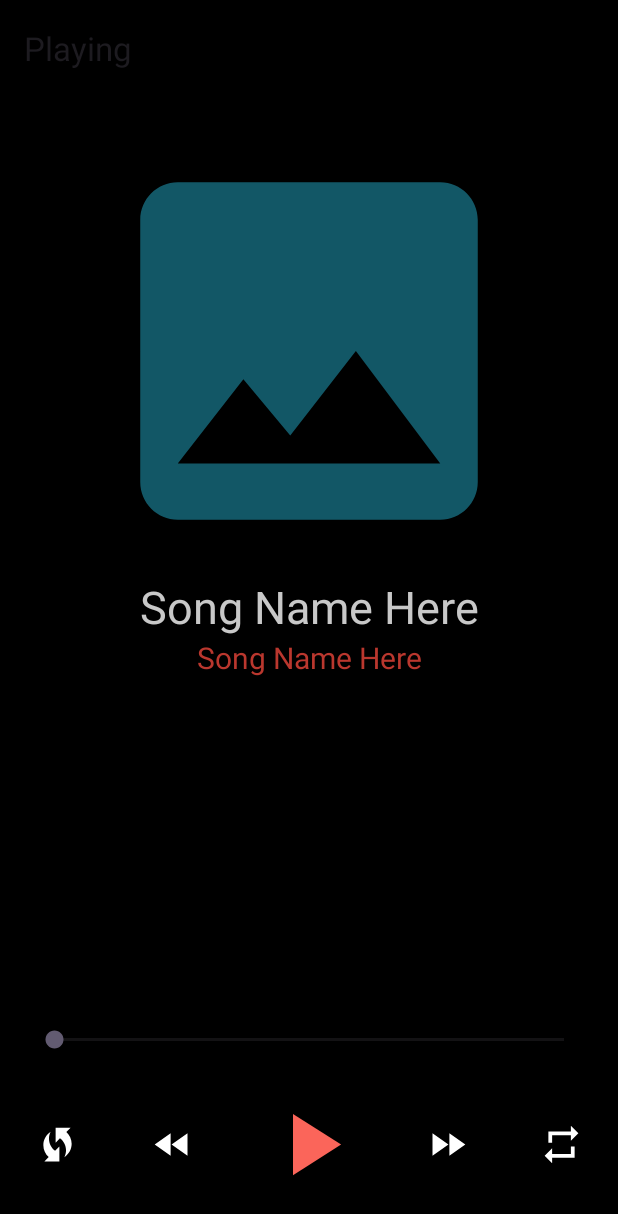
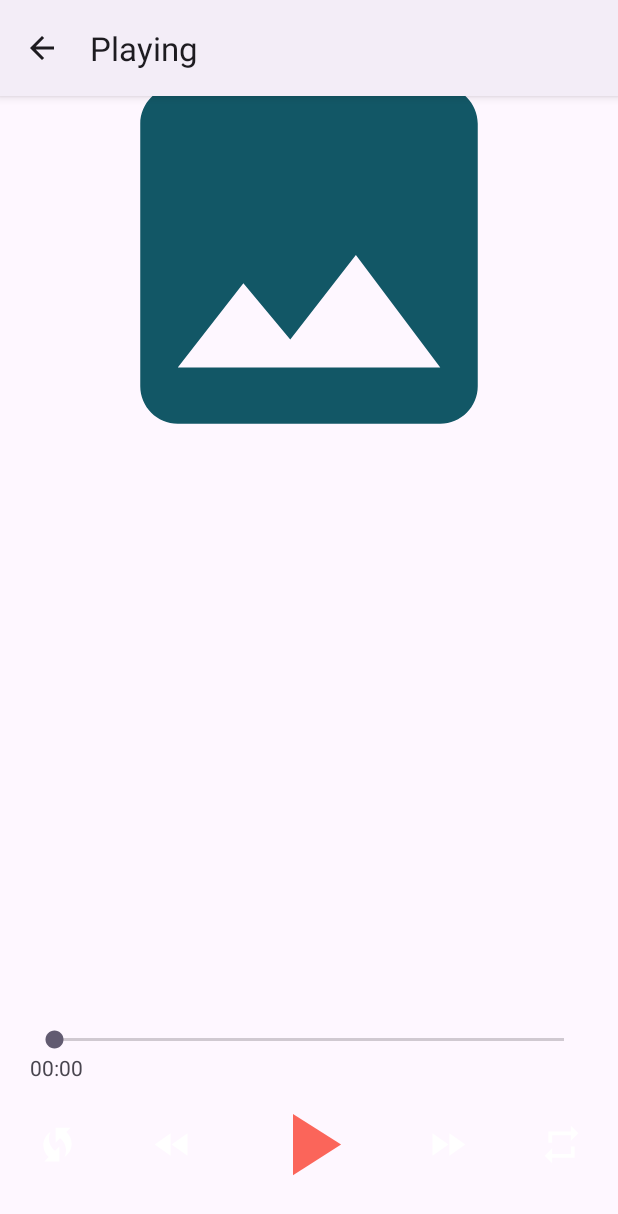
Before and after one commit to AntonioArquelau/Audio-Player, an Android app: the PlayActivity screen opened directly, with no data from a screen before it, on a phone screen of 412 x 824 dp. Shown: the top 1214 px of the screen. Run offline under Robolectric (Android 15) with nearby library versions, the phone set to English and light mode, and no system bars.

Commit message:
Implement activity flow.

```diff
--- /dev/null
+++ b/app/src/main/java/com/example/audioplayer/extra/IntentString.kt
@@ -0,0 +1,10 @@
+package com.example.audioplayer.extra
+
+class IntentString {
+    companion object {
+        public val INTENT_SONG_NAME = "intent_song_name"
+        public val INTENT_SONG_INFO = "intent_song_INFO"
+        public val INTENT_SONG_DURATION = "intent_song_duration"
+        public val INTENT_SONG_PATH = "intent_song_path"
+    }
+}
--- a/app/src/main/java/com/example/audioplayer/model/Song.kt
+++ b/app/src/main/java/com/example/audioplayer/model/Song.kt
@@ -3,5 +3,6 @@ package com.example.audioplayer.model
 data class Song(
     val name: String,
     val info: String,
-    val duration: String
+    val duration: String,
+    val path: String
 )
--- a/app/src/main/java/com/example/audioplayer/view/PlayActivity.kt
+++ b/app/src/main/java/com/example/audioplayer/view/PlayActivity.kt
@@ -1,12 +1,14 @@
 package com.example.audioplayer.view
 
 import android.os.Bundle
+import android.view.MenuItem
+import android.view.View
+import androidx.activity.OnBackPressedCallback
 import androidx.activity.enableEdgeToEdge
 import androidx.appcompat.app.AppCompatActivity
-import androidx.core.view.ViewCompat
-import androidx.core.view.WindowInsetsCompat
-import com.example.audioplayer.R
 import com.example.audioplayer.databinding.ActivityPlayBinding
+import com.example.audioplayer.extra.IntentString
+
 
 class PlayActivity : AppCompatActivity() {
 
@@ -18,10 +20,40 @@ class PlayActivity : AppCompatActivity() {
         enableEdgeToEdge()
         setContentView(binding.root)
 
-        ViewCompat.setOnApplyWindowInsetsListener(findViewById(R.id.main)) { v, insets ->
-            val systemBars = insets.getInsets(WindowInsetsCompat.Type.systemBars())
-            v.setPadding(systemBars.left, systemBars.top, systemBars.right, systemBars.bottom)
-            insets
+        val songName = intent.getStringExtra(IntentString.INTENT_SONG_NAME)
+        val songInfo = intent.getStringExtra(IntentString.INTENT_SONG_INFO)
+        val songDuration = intent.getStringExtra(IntentString.INTENT_SONG_DURATION)
+
+        //This will be used to load and play the song on the comimg commits.
+        val songPath = intent.getStringExtra(IntentString.INTENT_SONG_PATH)
+
+        binding.songInfoTextview.text = songInfo
+        binding.songNameTextview.text = songName
+        binding.durationTimeTextView.text = songDuration
+
+        setupToolbar()
+        onBackPressedDispatcher.addCallback(this, object : OnBackPressedCallback(true) {
+            override fun handleOnBackPressed() {
+                setResult(RESULT_OK)
+                finish()
+            }
+        })
+    }
+
+    private fun setupToolbar(){
+        supportActionBar?.title = "Playing"
+        supportActionBar?.setDisplayHomeAsUpEnabled(true)
+        supportActionBar?.setDisplayShowHomeEnabled(true)
+    }
+
+    override fun onOptionsItemSelected(item: MenuItem): Boolean {
+        when(item.itemId){
+            android.R.id.home -> {
+                onBackPressedDispatcher.onBackPressed()
+            }
+            else ->
+            {}
         }
+        return super.onOptionsItemSelected(item)
     }
 }
--- a/app/src/main/res/layout/activity_play.xml
+++ b/app/src/main/res/layout/activity_play.xml
@@ -3,19 +3,10 @@
     xmlns:app="http://schemas.android.com/apk/res-auto"
     xmlns:tools="http://schemas.android.com/tools"
     android:id="@+id/main"
-    android:background="@color/black"
+    tools:background="@color/black"
     android:layout_width="match_parent"
     android:layout_height="match_parent"
     tools:context=".view.PlayActivity">
-
-    <androidx.appcompat.widget.Toolbar
-        android:id="@+id/toolbar"
-        android:layout_width="match_parent"
-        android:layout_height="wrap_content"
-        app:layout_constraintTop_toTopOf="parent"
-        app:layout_constraintStart_toStartOf="parent"
-        app:title="Playing"
-        />
 
     <ImageView
         android:id="@+id/image_view"
@@ -23,7 +14,7 @@
         android:layout_height="@dimen/image_view_size"
         app:layout_constraintStart_toStartOf="parent"
         app:layout_constraintEnd_toEndOf="parent"
-        app:layout_constraintTop_toBottomOf="@id/toolbar"
+        app:layout_constraintTop_toTopOf="parent"
         android:src="@drawable/baseline_image_24"
         android:layout_marginTop="@dimen/image_view_margin_top"
         />
@@ -53,6 +44,7 @@
         />
 
     <SeekBar
+        android:id="@+id/seekbar"
         android:layout_width="match_parent"
         android:layout_height="wrap_content"
         app:layout_constraintStart_toStartOf="parent"
@@ -60,6 +52,26 @@
         android:layout_marginHorizontal="@dimen/seek_bar_margin"
         android:layout_marginBottom="@dimen/seek_bar_margin"
         />
+
+    <TextView
+        android:id="@+id/current_time_text_view"
+        android:layout_width="wrap_content"
+        android:layout_height="wrap_content"
+        app:layout_constraintStart_toStartOf="parent"
+        app:layout_constraintTop_toBottomOf="@id/seekbar"
+        android:layout_marginHorizontal="@dimen/seek_bar_margin"
+        android:layout_marginBottom="@dimen/seek_bar_margin"
+        android:text="00:00"/>
+
+    <TextView
+        android:id="@+id/duration_time_text_view"
+        android:layout_width="wrap_content"
+        android:layout_height="wrap_content"
+        app:layout_constraintEnd_toEndOf="parent"
+        app:layout_constraintTop_toBottomOf="@id/seekbar"
+        android:layout_marginHorizontal="@dimen/seek_bar_margin"
+        android:layout_marginBottom="@dimen/seek_bar_margin"
+        android:text="3:54"/>
 
     <LinearLayout
         android:id="@+id/linear_layout"
--- a/app/src/main/res/values-night/themes.xml
+++ b/app/src/main/res/values-night/themes.xml
@@ -1,6 +1,6 @@
 <resources xmlns:tools="http://schemas.android.com/tools">
     <!-- Base application theme. -->
-    <style name="Base.Theme.AudioPlayer" parent="Theme.Material3.DayNight.NoActionBar">
+    <style name="Base.Theme.AudioPlayer" parent="Theme.Material3.Dark">
         <!-- Customize your dark theme here. -->
         <!-- <item name="colorPrimary">@color/my_dark_primary</item> -->
     </style>
--- a/app/src/main/res/values/themes.xml
+++ b/app/src/main/res/values/themes.xml
@@ -1,6 +1,6 @@
 <resources xmlns:tools="http://schemas.android.com/tools">
     <!-- Base application theme. -->
-    <style name="Base.Theme.AudioPlayer" parent="Theme.Material3.DayNight.NoActionBar">
+    <style name="Base.Theme.AudioPlayer" parent="Theme.Material3.Light">
         <!-- Customize your light theme here. -->
         <!-- <item name="colorPrimary">@color/my_light_primary</item> -->
     </style>
```
Also changed, not shown: app/src/main/java/com/example/audioplayer/repositoryimpl/FakeSongRepositoryImpl.kt (+10 -10 lines), app/src/main/java/com/example/audioplayer/view/MainActivity.kt (+31 -2 lines), app/src/main/java/com/example/audioplayer/view/OnSongItemClickListener.kt (added, +7 -0 lines), app/src/main/java/com/example/audioplayer/view/SongAdapter.kt (+11 -3 lines), app/src/main/res/layout/activity_main.xml (+1 -10 lines).
